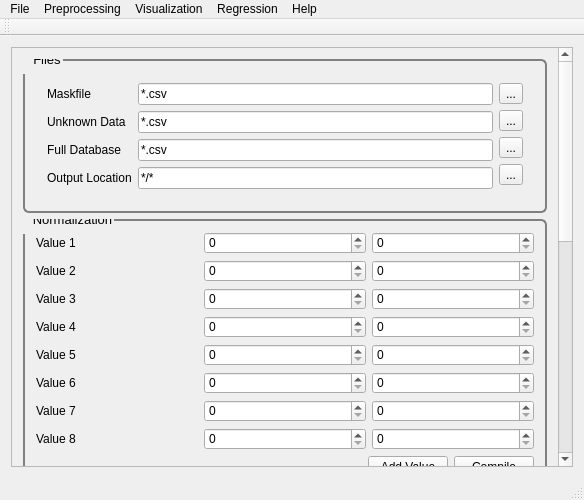
tisaconundrum2/PySAT-GUI, file src/PYSAT_GUI/guitest.ui: the form before one commit.
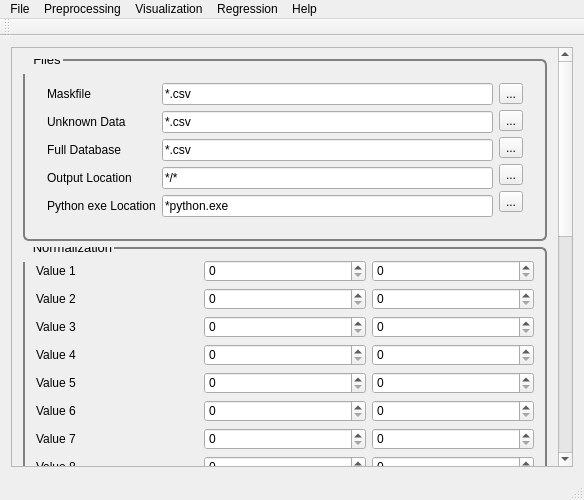
The form after the commit.

Diff of the .ui file:
```diff
--- a/src/PYSAT_GUI/guitest.ui
+++ b/src/PYSAT_GUI/guitest.ui
@@ -24,9 +24,9 @@
        <property name="geometry">
         <rect>
          <x>0</x>
-         <y>-117</y>
+         <y>0</y>
          <width>550</width>
-         <height>958</height>
+         <height>986</height>
         </rect>
        </property>
        <property name="font">
@@ -97,6 +97,13 @@
                    </property>
                   </widget>
                  </item>
+                 <item>
+                  <widget class="QLabel" name="label_5">
+                   <property name="text">
+                    <string>Python exe Location</string>
+                   </property>
+                  </widget>
+                 </item>
                 </layout>
                </item>
                <item>
@@ -141,6 +148,16 @@
                    </property>
                   </widget>
                  </item>
+                 <item>
+                  <widget class="QLineEdit" name="lineEdit_6">
+                   <property name="text">
+                    <string extracomment="Make this change whenever a new folder is selected">*python.exe</string>
+                   </property>
+                   <property name="readOnly">
+                    <bool>true</bool>
+                   </property>
+                  </widget>
+                 </item>
                 </layout>
                </item>
                <item>
@@ -173,6 +190,13 @@
                    </property>
                   </widget>
                  </item>
+                 <item>
+                  <widget class="QToolButton" name="toolButton_5">
+                   <property name="text">
+                    <string>...</string>
+                   </property>
+                  </widget>
+                 </item>
                 </layout>
                </item>
               </layout>
```
